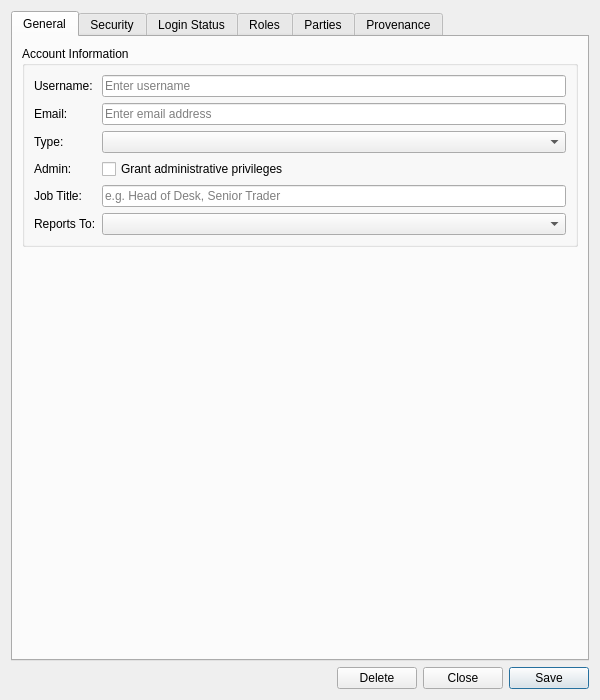
Qt form projects/ores.qt/iam/ui/AccountDetailDialog.ui (OreStudio/OreStudio) before a commit.
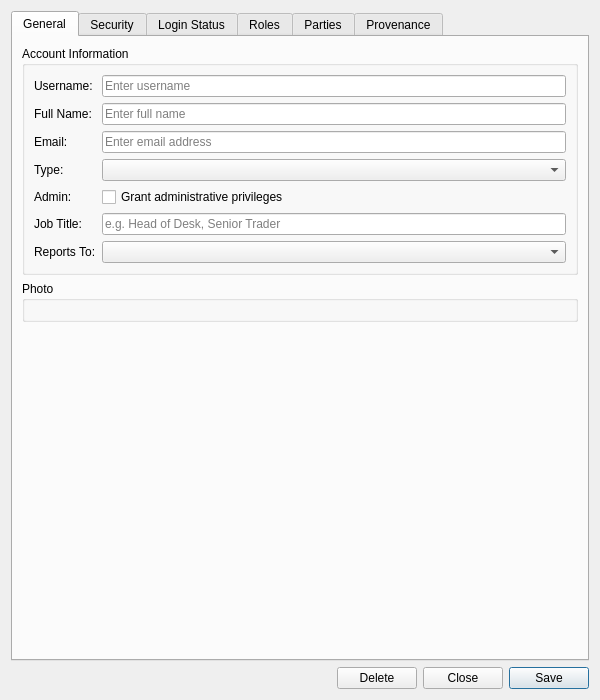
The same form after that commit. Custom widgets are drawn as their Qt base class.

Commit message:
[iam,qt,sql] Add full_name, job_title, reports_to_account_id to account
Every human staff account now carries its own full_name (accounts
without a real person -- service/algorithm/llm -- leave it empty),
job_title, and a soft self-referencing reports_to_account_id, wired
through the domain model, update_account_request, the account service
and handler, the HTTP route's preserve-existing-fields path, and the
Qt AccountDetailDialog (including the reports-to combo now showing
full_name instead of username).

What changed in the file:
```diff
--- a/projects/ores.qt/iam/ui/AccountDetailDialog.ui
+++ b/projects/ores.qt/iam/ui/AccountDetailDialog.ui
@@ -53,30 +53,44 @@
            </widget>
           </item>
           <item row="1" column="0">
+           <widget class="QLabel" name="labelFullName">
+            <property name="text">
+             <string>Full Name:</string>
+            </property>
+           </widget>
+          </item>
+          <item row="1" column="1">
+           <widget class="QLineEdit" name="fullNameEdit">
+            <property name="placeholderText">
+             <string>Enter full name</string>
+            </property>
+           </widget>
+          </item>
+          <item row="2" column="0">
            <widget class="QLabel" name="labelEmail">
             <property name="text">
              <string>Email:</string>
             </property>
            </widget>
           </item>
-          <item row="1" column="1">
+          <item row="2" column="1">
            <widget class="QLineEdit" name="emailEdit">
             <property name="placeholderText">
              <string>Enter email address</string>
             </property>
            </widget>
           </item>
-          <item row="2" column="0">
+          <item row="3" column="0">
            <widget class="QLabel" name="labelAccountType">
             <property name="text">
              <string>Type:</string>
             </property>
            </widget>
           </item>
-          <item row="2" column="1">
+          <item row="3" column="1">
            <widget class="QComboBox" name="accountTypeCombo"/>
           </item>
-          <item row="3" column="0">
+          <item row="4" column="0">
            <widget class="QLabel" name="labelIsAdmin">
             <property name="text">
              <string>Admin:</string>
@@ -86,7 +100,7 @@
             </property>
            </widget>
           </item>
-          <item row="3" column="1">
+          <item row="4" column="1">
            <widget class="QCheckBox" name="isAdminCheckBox">
             <property name="text">
              <string>Grant administrative privileges</string>
@@ -96,33 +110,41 @@
             </property>
            </widget>
           </item>
-          <item row="4" column="0">
+          <item row="5" column="0">
            <widget class="QLabel" name="labelJobTitle">
             <property name="text">
              <string>Job Title:</string>
             </property>
            </widget>
           </item>
-          <item row="4" column="1">
+          <item row="5" column="1">
            <widget class="QLineEdit" name="jobTitleEdit">
             <property name="placeholderText">
              <string>e.g. Head of Desk, Senior Trader</string>
             </property>
            </widget>
           </item>
-          <item row="5" column="0">
+          <item row="6" column="0">
            <widget class="QLabel" name="labelReportsTo">
             <property name="text">
              <string>Reports To:</string>
             </property>
            </widget>
           </item>
-          <item row="5" column="1">
+          <item row="6" column="1">
            <widget class="QComboBox" name="reportsToCombo"/>
           </item>
          </layout>
         </widget>
        </item>
+       <item>
+        <widget class="QGroupBox" name="photoGroup">
+         <property name="title">
+          <string>Photo</string>
+         </property>
+         <layout class="QVBoxLayout" name="photoGroupLayout"/>
+        </widget>
+       </item>
        <item>
         <spacer name="verticalSpacerGeneral">
          <property name="orientation">
```
The commit also changes 21 other files.
